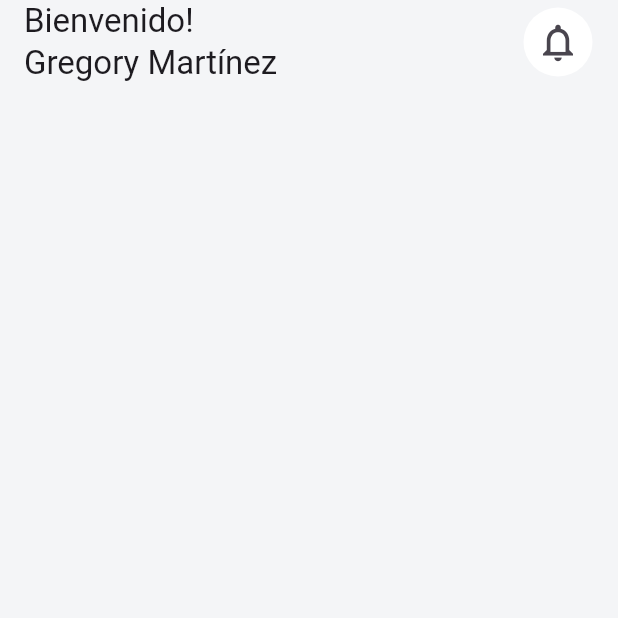
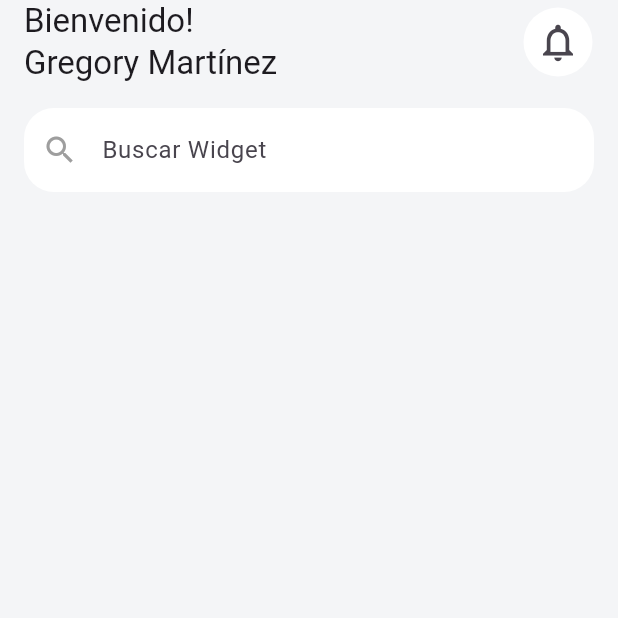
Before and after one commit to IsselCode/Widget-Explorer, a Flutter app: the screen it shows after launch, on a phone screen of 412 x 824 dp, the top half of it. Run offline on Flutter 3.47's test engine with Material 3 defaults, Android fonts, the light colour scheme and no system bars.

Commit message:
Capítulo 4: Widget TextField

```diff
--- a/lib/views/home_view.dart
+++ b/lib/views/home_view.dart
@@ -43,7 +43,30 @@ class HomeView extends StatelessWidget {
         // backgroundColor: Colors.red,
         /// Mostrar propiedad:
         // centerTitle: true,
-
+      ),
+      // Se define el cuerpo de la vista principal con un Padding para agregar espacio alrededor.
+      body: Padding(
+        padding: const EdgeInsets.all(16.0), // Agrega un margen uniforme de 16 píxeles alrededor del contenido.
+        child: Column(
+          children: [
+            // Se agrega un TextField para el campo de búsqueda.
+            TextField(
+              decoration: InputDecoration(
+                hintText: "Buscar Widget", // Texto de sugerencia que indica la función del campo.
+                filled: true,  // Activa el fondo relleno del TextField.
+                fillColor: Colors.white, // Color de fondo blanco para resaltar el campo.
+                prefixIcon: Icon(
+                  Icons.search, // Ícono de búsqueda colocado a la izquierda del campo.
+                  color: Colors.grey, // Color gris para el ícono.
+                ),
+                border: OutlineInputBorder(
+                 borderSide: BorderSide.none, // Sin bordes visibles.
+                 borderRadius: BorderRadius.circular(20) // Bordes redondeados para un diseño moderno.
+                )
+              ),
+            )
+          ],
+        ),
       ),
     );
   }
```
Also changed, not shown: 1 other file.
